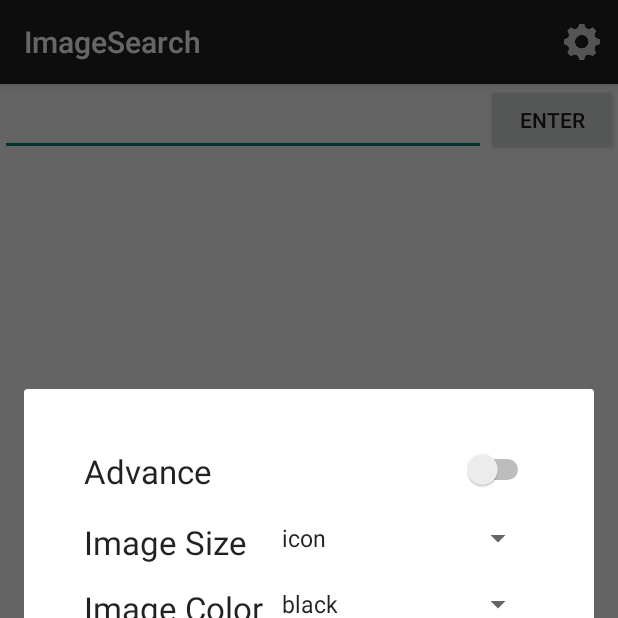
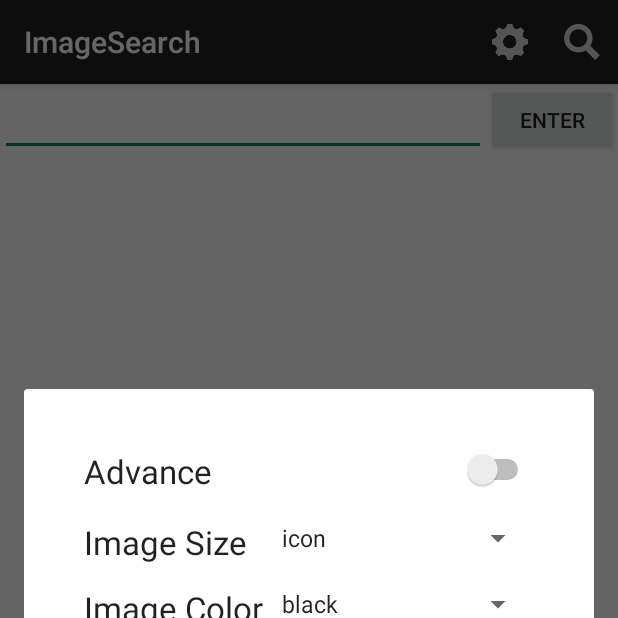
Before and after one commit to qqibrow/ImageSearch, an Android app: the screen it shows after launch (ImagesActivity), after a tap on "Settings", on a phone screen of 412 x 824 dp, the top half of it. Run offline under Robolectric (Android 15) with nearby library versions, the phone set to English and light mode, and no system bars; our stand-ins replace Picasso; libraries missing offline, so code that uses them is left out: com.etsy.android, com.loopj.android; plain views replace StaggeredGridView; pictures from the network do not load; 4 statements that could not run were skipped.

Commit message:
add search view.

```diff
--- a/app/src/main/java/com/lniu/gridimagesearch/activities/ImagesActivity.java
+++ b/app/src/main/java/com/lniu/gridimagesearch/activities/ImagesActivity.java
@@ -2,13 +2,15 @@ package com.lniu.gridimagesearch.activities;
 
 import android.content.Intent;
 import android.support.v4.app.FragmentManager;
+import android.support.v4.view.MenuItemCompat;
 import android.support.v7.app.ActionBarActivity;
 import android.os.Bundle;
+import android.support.v7.widget.SearchView;
 import android.view.Menu;
+import android.view.MenuInflater;
 import android.view.MenuItem;
 import android.view.View;
 import android.widget.AdapterView;
-import android.widget.EditText;
 import android.widget.Toast;
 
 import com.etsy.android.grid.StaggeredGridView;
@@ -30,11 +32,11 @@ import java.util.ArrayList;
 
 
 public class ImagesActivity extends ActionBarActivity {
-    private EditText etQuery;
     private StaggeredGridView gvResults;
     private ArrayList<ImageResult> imageResults;
     private ImageResultsAdapter aImagesAdapter;
-    private String query;
+    private String query = "";
+    private SearchView searchView;
     @Override
     protected void onCreate(Bundle savedInstanceState) {
         super.onCreate(savedInstanceState);
@@ -46,7 +48,6 @@ public class ImagesActivity extends ActionBarActivity {
     }
 
     private void loadMore(int num) {
-        String query = etQuery.getText().toString();
         AsyncHttpClient client = new AsyncHttpClient();
         String url = "https://ajax.googleapis.com/ajax/services/search/images?v=1.0&q="
                 + query + "&rsz=8" + "&start=" + String.valueOf(num) + "&" + Settings.Instance().toString();
@@ -70,7 +71,6 @@ public class ImagesActivity extends ActionBarActivity {
     }
 
     private void setUpViews() {
-        etQuery = (EditText) findViewById(R.id.etInput);
         gvResults = (StaggeredGridView) findViewById(R.id.gvResults);
 
         gvResults.setOnScrollListener(new EndlessScrollListener() {
@@ -111,9 +111,31 @@ public class ImagesActivity extends ActionBarActivity {
     @Override
     public boolean onCreateOptionsMenu(Menu menu) {
         // Inflate the menu; this adds items to the action bar if it is present.
-        getMenuInflater().inflate(R.menu.menu_images, menu);
-        return true;
+        //getMenuInflater().inflate(R.menu.menu_images, menu);
+        //return true;
+        MenuInflater inflater = getMenuInflater();
+        inflater.inflate(R.menu.menu_images, menu);
+        MenuItem searchItem = menu.findItem(R.id.action_search);
+        searchView = (SearchView) MenuItemCompat.getActionView(searchItem);
+        searchView.setOnQueryTextListener(new SearchView.OnQueryTextListener() {
+            @Override
+            public boolean onQueryTextSubmit(String query) {
+                // perform query here
+                aImagesAdapter.clear();
+                ImagesActivity.this.query = query;
+                loadMore(0);
+                return true;
+            }
+
+            @Override
+            public boolean onQueryTextChange(String newText) {
+                return false;
+            }
+        });
+        return super.onCreateOptionsMenu(menu);
     }
+
+
 
     @Override
     public boolean onOptionsItemSelected(MenuItem item) {
--- a/app/src/main/res/layout/fragement_settings.xml
+++ b/app/src/main/res/layout/fragement_settings.xml
@@ -113,8 +113,4 @@
         android:layout_alignParentRight="true"
         android:layout_alignParentEnd="true"
         android:hint="Input the site here" />
-
-
-
-
 </RelativeLayout>
--- a/app/src/main/res/menu/menu_images.xml
+++ b/app/src/main/res/menu/menu_images.xml
@@ -1,6 +1,12 @@
 <menu xmlns:android="http://schemas.android.com/apk/res/android"
     xmlns:app="http://schemas.android.com/apk/res-auto"
     xmlns:tools="http://schemas.android.com/tools" tools:context=".ImagesActivity">
+    <item android:id="@+id/action_search"
+        android:orderInCategory="5"
+        android:title="Search"
+        android:icon="@drawable/ic_action_search"
+        app:showAsAction="ifRoom|collapseActionView"
+        app:actionViewClass="android.support.v7.widget.SearchView" />
     <item android:id="@+id/action_settings" android:icon="@drawable/ic_action_setting"
-        android:title="@string/action_settings" app:showAsAction="ifRoom"/>
+        android:title="@string/action_settings" app:showAsAction="ifRoom" android:orderInCategory="1"/>
 </menu>
```
Also changed, not shown: app/src/main/res/drawable-hdpi/ic_action_search.png (added), app/src/main/res/drawable-mdpi/ic_action_search.png (added), app/src/main/res/drawable-xhdpi/ic_action_search.png (added), app/src/main/res/drawable-xxhdpi/ic_action_search.png (added).
